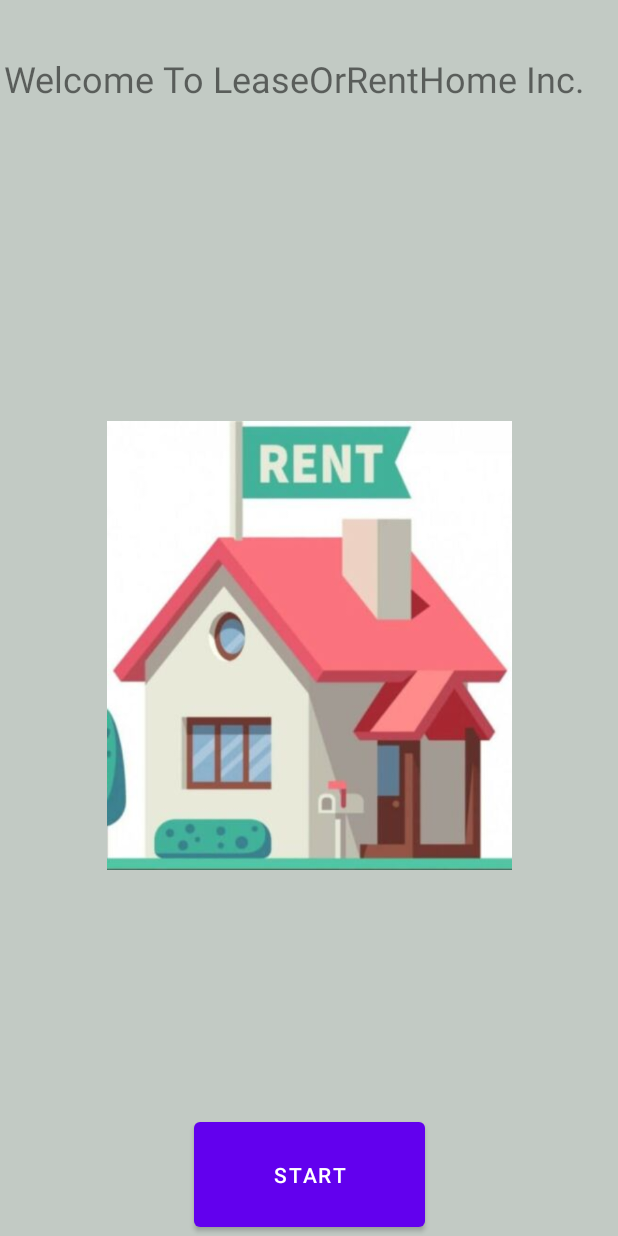
After one commit to KitkatChunk/AbdulkaremAlaniLab2, an Android app: the layout alani_activity_main.xml on its own in the app's theme, with its tools: preview values and no code run, on a phone screen of 412 x 824 dp. The commit adds this screen. Run offline under Robolectric (Android 15) with nearby library versions, the phone set to English and light mode, and no system bars.

Commit message:
Final editing
modified layouts, comments, and tried implementing shared preferences with checkbox.

```diff
--- a/AbdulkaremLab2/app/src/main/java/com/example/abdulkarem/Alani/S300993768/AbdulkaremMainActivity.java
+++ b/AbdulkaremLab2/app/src/main/java/com/example/abdulkarem/Alani/S300993768/AbdulkaremMainActivity.java
@@ -15,7 +15,7 @@ public class AbdulkaremMainActivity extends AppCompatActivity {
     @Override
     protected void onCreate(Bundle savedInstanceState) {
         super.onCreate(savedInstanceState);
-        setContentView(R.layout.activity_main);
+        setContentView(R.layout.alani_activity_main);
 
        // image display
         ImageView myImageView = (ImageView) findViewById(R.id.AlaniImageview);
--- /dev/null
+++ b/AbdulkaremLab2/app/src/main/res/layout/alani_activity_main.xml
@@ -0,0 +1,43 @@
+<?xml version="1.0" encoding="utf-8"?>
+<androidx.constraintlayout.widget.ConstraintLayout xmlns:android="http://schemas.android.com/apk/res/android"
+    xmlns:app="http://schemas.android.com/apk/res-auto"
+    xmlns:tools="http://schemas.android.com/tools"
+    android:layout_width="match_parent"
+    android:layout_height="match_parent"
+    android:background="#C2CAC4"
+    tools:context=".AbdulkaremMainActivity">
+
+    <TextView
+        android:id="@+id/textView"
+        android:layout_width="406dp"
+        android:layout_height="90dp"
+        android:layout_marginTop="36dp"
+        android:text="@string/welcome_to_leaseorrenthome_inc"
+        android:textSize="24sp"
+        app:layout_constraintHorizontal_bias="0.4"
+        app:layout_constraintLeft_toLeftOf="parent"
+        app:layout_constraintRight_toRightOf="parent"
+        app:layout_constraintTop_toTopOf="parent" />
+
+    <Button
+        android:id="@+id/AlaniStartButton"
+        android:layout_width="154dp"
+        android:layout_height="82dp"
+        android:text="@string/start"
+        app:layout_constraintBottom_toBottomOf="parent"
+        app:layout_constraintEnd_toEndOf="parent"
+        app:layout_constraintStart_toStartOf="parent" />
+
+    <ImageView
+
+        android:id="@+id/AlaniImageview"
+        android:layout_width="270dp"
+        android:layout_height="303dp"
+        android:contentDescription="TODO"
+        app:layout_constraintBottom_toBottomOf="parent"
+        app:layout_constraintEnd_toEndOf="parent"
+        app:layout_constraintStart_toStartOf="parent"
+        app:layout_constraintTop_toTopOf="@+id/textView"
+        tools:src="@drawable/renthome" />
+
+</androidx.constraintlayout.widget.ConstraintLayout>
```
Also changed, not shown: AbdulkaremLab2/app/src/main/java/com/example/abdulkarem/Alani/S300993768/AbdulkaremCheckoutScreen.java (+16 -5 lines), AbdulkaremLab2/app/src/main/java/com/example/abdulkarem/Alani/S300993768/AbdulkaremHomeType.java (+32 -6 lines), AbdulkaremLab2/app/src/main/java/com/example/abdulkarem/Alani/S300993768/AbdulkaremPayment.java (+4 -9 lines), AbdulkaremLab2/app/src/main/res/layout/activity_main.xml (deleted, +0 -43 lines), AbdulkaremLab2/app/src/main/res/layout/alani_checkout_screen.xml (renamed from AbdulkaremLab2/app/src/main/res/layout/activity_abdulkarem_checkout_screen.xml, +9 -0 lines), AbdulkaremLab2/app/src/main/res/layout/alani_home_types.xml (renamed from AbdulkaremLab2/app/src/main/res/layout/abdulkarem_home_types.xml), AbdulkaremLab2/app/src/main/res/layout/alani_payment.xml (renamed from AbdulkaremLab2/app/src/main/res/layout/activity_abdulkarem_payment.xml).
